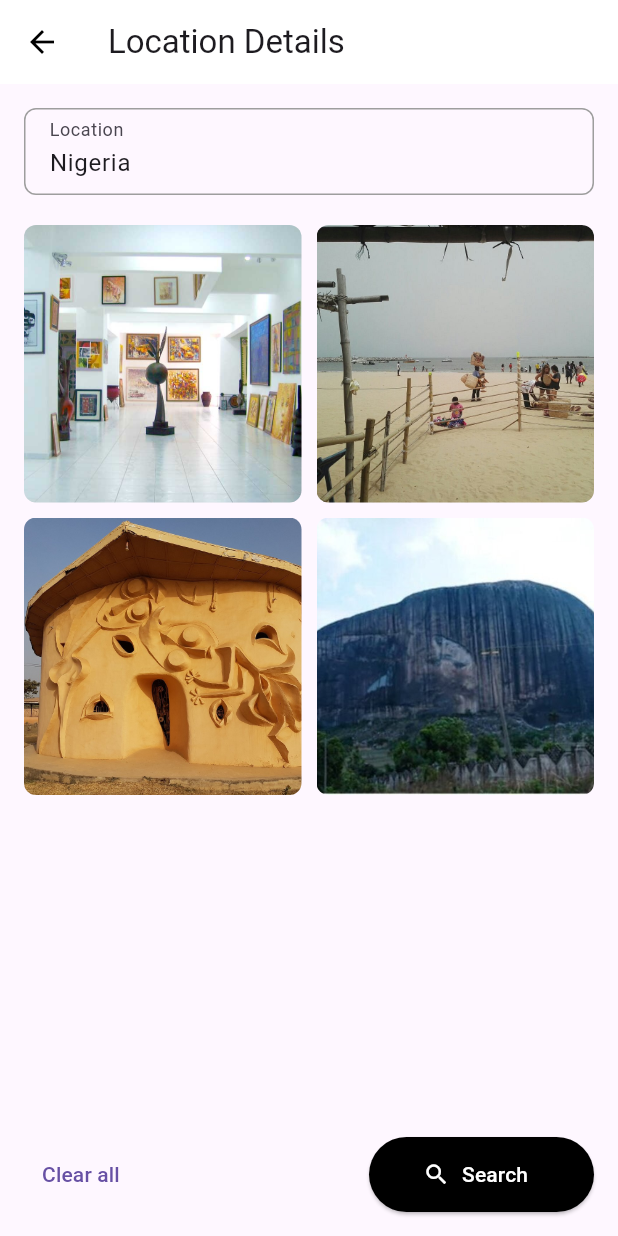
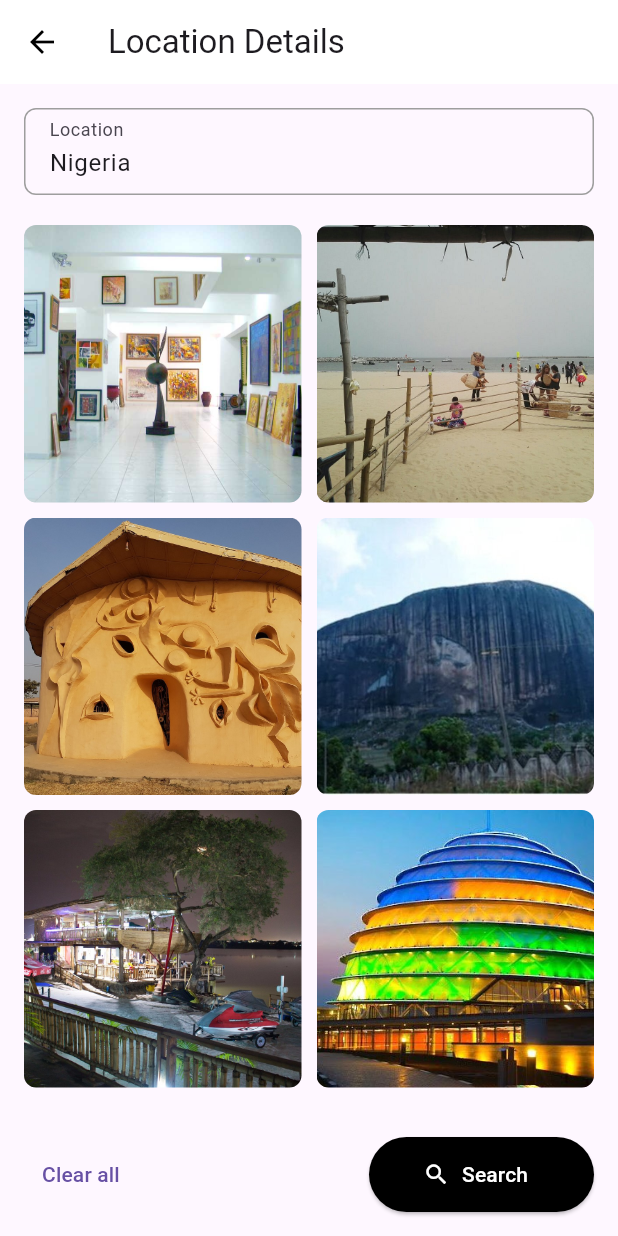
Before and after one commit to Elhameed/herit_homes, a Flutter app: the HomeScreen screen opened by its route, after a tap on "Nigeria", on a phone screen of 412 x 824 dp. Run offline on Flutter 3.47's test engine with Material 3 defaults, Android fonts, the phone set to English and light mode, and no system bars; network calls fail.

Commit message:
first 8 screens done

```diff
--- a/lib/screens/home_screen.dart
+++ b/lib/screens/home_screen.dart
@@ -70,7 +70,7 @@ class AccommodationList extends StatelessWidget {
       padding: const EdgeInsets.all(8.0),
       children: <Widget>[
         AccommodationCard(
-          imageUrl: 'https://encrypted-tbn0.gstatic.com/images?q=tbn:ANd9GcSCTxGVtzFCKs7Oo7AUdqaBEJUjGdCHgZA0LXFtuxobLY2JY46A',
+          imageUrl: 'assets/nigeria-apartment.png',
           title: 'Apartment in Nigeria',
           location: 'Beach',
           price: '\$40/night',
@@ -78,7 +78,7 @@ class AccommodationList extends StatelessWidget {
         ),
         SizedBox(height: 10),
         AccommodationCard(
-          imageUrl: 'https://encrypted-tbn0.gstatic.com/images?q=tbn:ANd9GcSnaze1lMZ32ryMv5EMDEBHCXaX0A5RYpw-x2lBLEQTV2SPtrhI',
+          imageUrl: 'assets/rwanda-apartment.png',
           title: 'Apartment in Rwanda',
           location: 'Beach',
           price: '\$32/night',
--- a/lib/screens/location_details_screen.dart
+++ b/lib/screens/location_details_screen.dart
@@ -77,6 +77,24 @@ class LocationDetailsScreen extends StatelessWidget {
                       borderRadius: BorderRadius.circular(8),
                     ),
                   ),
+                  Container(
+                    decoration: BoxDecoration(
+                      image: DecorationImage(
+                        image: AssetImage('assets/nigeria_image5.png'), // Ensure you have the image in the assets
+                        fit: BoxFit.cover,
+                      ),
+                      borderRadius: BorderRadius.circular(8),
+                    ),
+                  ),
+                  Container(
+                    decoration: BoxDecoration(
+                      image: DecorationImage(
+                        image: AssetImage('assets/nigeria_image6.png'), // Ensure you have the image in the assets
+                        fit: BoxFit.cover,
+                      ),
+                      borderRadius: BorderRadius.circular(8),
+                    ),
+                  ),
                 ],
               ),
             ),
--- a/lib/screens/search_screen.dart
+++ b/lib/screens/search_screen.dart
@@ -49,8 +49,8 @@ class SearchScreen extends StatelessWidget {
             Expanded(
               child: GridView.count(
                 crossAxisCount: 3,
-                crossAxisSpacing: 8,
-                mainAxisSpacing: 8,
+                crossAxisSpacing: 4,
+                mainAxisSpacing: 4,
                 children: [
                   GestureDetector(
                     onTap: () {
@@ -67,7 +67,7 @@ class SearchScreen extends StatelessWidget {
                             ),
                           ),
                         ),
-                        SizedBox(height: 8),
+                        SizedBox(height: 4),
                         Text('Nigeria'),
                       ],
                     ),
@@ -83,7 +83,7 @@ class SearchScreen extends StatelessWidget {
                           ),
                         ),
                       ),
-                      SizedBox(height: 8),
+                      SizedBox(height: 4),
                       Text('Rwanda'),
                     ],
                   ),
@@ -98,7 +98,7 @@ class SearchScreen extends StatelessWidget {
                           ),
                         ),
                       ),
-                      SizedBox(height: 8),
+                      SizedBox(height: 4),
                       Text('Kenya'),
                     ],
                   ),
--- a/pubspec.yaml
+++ b/pubspec.yaml
@@ -61,6 +61,8 @@ flutter:
   # To add assets to your application, add an assets section, like this:
   assets:
     - assets/logo.png
+    - assets/nigeria-apartment.png
+    - assets/rwanda-apartment.png
     - assets/nigeria.png
     - assets/rwanda.png
     - assets/kenya.png
@@ -68,6 +70,8 @@ flutter:
     - assets/nigeria_image2.png
     - assets/nigeria_image3.png
     - assets/nigeria_image4.png
+    - assets/nigeria_image5.png
+    - assets/nigeria_image6.png
   #   - images/a_dot_ham.jpeg
 
   # An image asset can refer to one or more resolution-specific "variants", see
```
Also changed, not shown: assets/nigeria-apartment.png (added), assets/nigeria_image5.png (added), assets/nigeria_image6.png (added), assets/rwanda-apartment.png (added), 7 other files.
